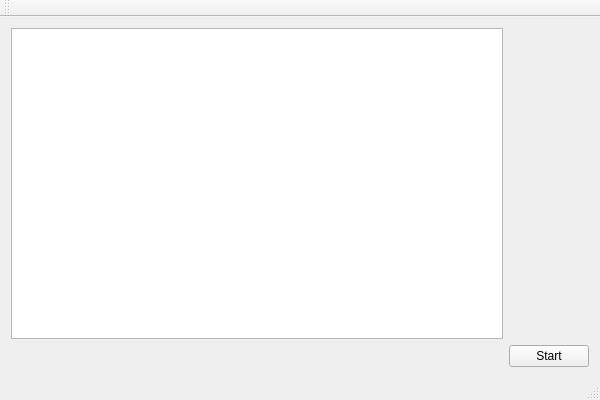
This is circles.ui in caronnee/circlefractals as Qt 5 draws it before an edit. The edited form follows.
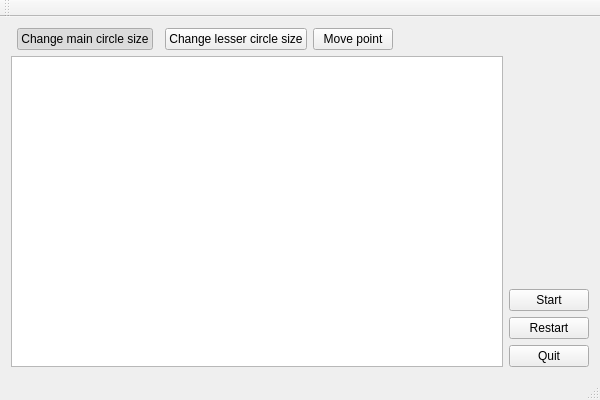
This is the edited form.

```diff
--- a/circles.ui
+++ b/circles.ui
@@ -15,10 +15,17 @@
   </property>
   <widget class="QWidget" name="centralWidget">
    <layout class="QGridLayout" name="gridLayout">
-    <item row="0" column="0">
+    <item row="5" column="0" rowspan="5" colspan="6">
      <widget class="QGraphicsView" name="_view"/>
     </item>
-    <item row="1" column="1">
+    <item row="9" column="6">
+     <widget class="QPushButton" name="quitButton">
+      <property name="text">
+       <string>Quit</string>
+      </property>
+     </widget>
+    </item>
+    <item row="7" column="6">
      <widget class="QPushButton" name="startButton">
       <property name="sizePolicy">
        <sizepolicy hsizetype="Fixed" vsizetype="Fixed">
@@ -31,6 +38,71 @@
       </property>
      </widget>
     </item>
+    <item row="0" column="5">
+     <spacer name="horizontalSpacer">
+      <property name="orientation">
+       <enum>Qt::Horizontal</enum>
+      </property>
+      <property name="sizeHint" stdset="0">
+       <size>
+        <width>40</width>
+        <height>20</height>
+       </size>
+      </property>
+     </spacer>
+    </item>
+    <item row="0" column="1">
+     <widget class="QPushButton" name="changeMainCircle">
+      <property name="text">
+       <string>Change main circle size</string>
+      </property>
+      <property name="checkable">
+       <bool>true</bool>
+      </property>
+      <property name="checked">
+       <bool>true</bool>
+      </property>
+      <attribute name="buttonGroup">
+       <string>options</string>
+      </attribute>
+     </widget>
+    </item>
+    <item row="0" column="3">
+     <widget class="QPushButton" name="pushButton_3">
+      <property name="text">
+       <string>Change lesser circle size</string>
+      </property>
+      <property name="checkable">
+       <bool>true</bool>
+      </property>
+      <attribute name="buttonGroup">
+       <string>options</string>
+      </attribute>
+     </widget>
+    </item>
+    <item row="0" column="4">
+     <widget class="QPushButton" name="pushButton">
+      <property name="text">
+       <string>Move point</string>
+      </property>
+      <property name="checkable">
+       <bool>true</bool>
+      </property>
+      <property name="flat">
+       <bool>false</bool>
+      </property>
+      <attribute name="buttonGroup">
+       <string>options</string>
+      </attribute>
+     </widget>
+    </item>
+    <item row="8" column="6">
+     <widget class="QPushButton" name="restartButton">
+      <property name="text">
+       <string>Restart</string>
+      </property>
+     </widget>
+    </item>
    </layout>
   </widget>
   <widget class="QMenuBar" name="menuBar">
```
Left out of the diff: 22 changed lines with no effect on the pictures.
